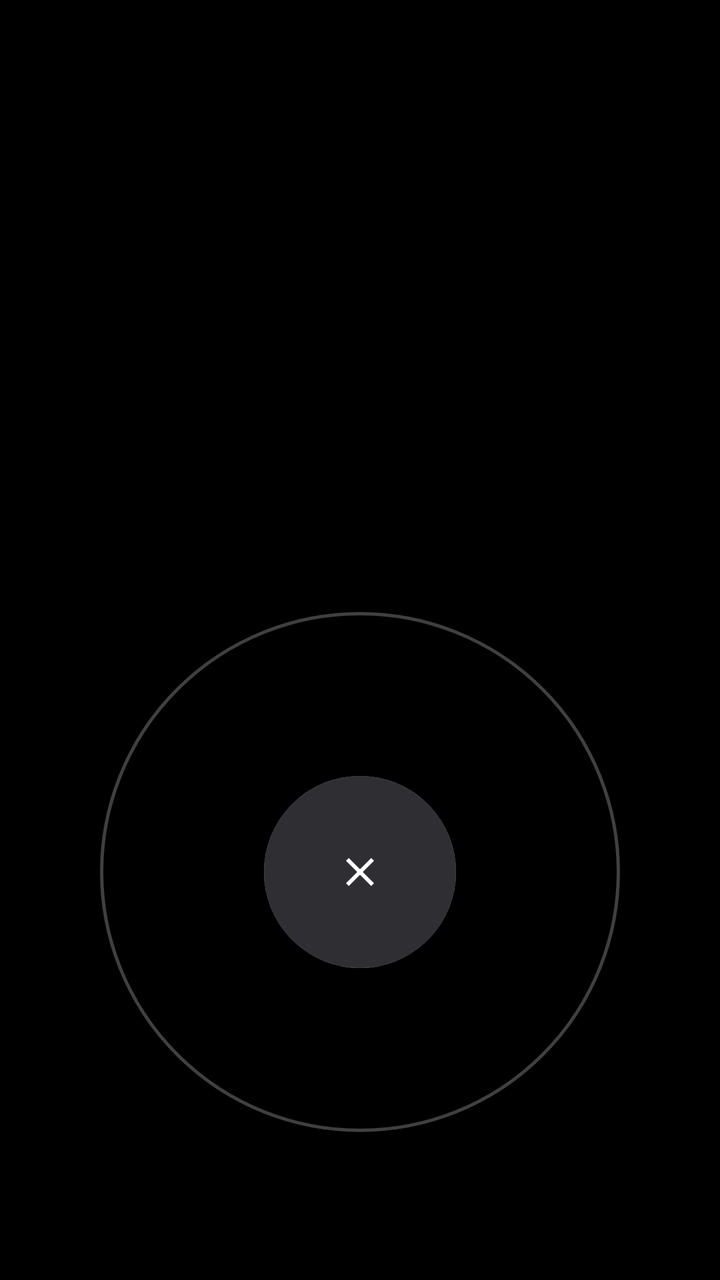
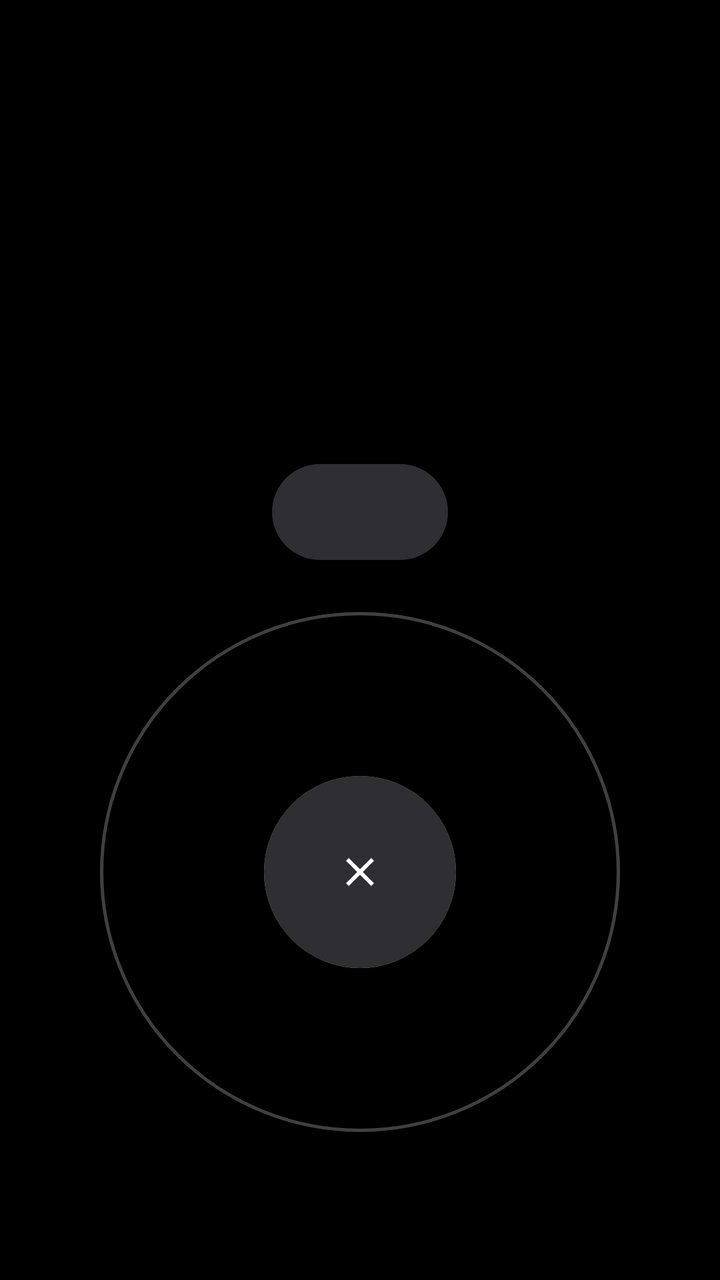

An Android layout rendered at two revisions. The XML below is the earlier revision; the diff shows what the commit changed to produce the second picture.
<!-- AndroidManifest.xml: activity theme Theme.Sveglia.Ringing -->
<!-- res/layout/activity_ringing.xml -->
<?xml version="1.0" encoding="utf-8"?>
<FrameLayout xmlns:android="http://schemas.android.com/apk/res/android"
    xmlns:app="http://schemas.android.com/apk/res-auto"
    android:layout_width="match_parent"
    android:layout_height="match_parent"
    android:fitsSystemWindows="true">

    <LinearLayout
        android:layout_width="match_parent"
        android:layout_height="wrap_content"
        android:layout_marginTop="96dp"
        android:gravity="center_horizontal"
        android:orientation="vertical"
        android:paddingHorizontal="24dp">

        <TextView
            android:id="@+id/ringing_label"
            android:layout_width="wrap_content"
            android:layout_height="wrap_content"
            android:ellipsize="end"
            android:maxLines="1"
            android:textAppearance="?attr/textAppearanceTitleLarge"
            android:textColor="#E6FFFFFF" />

        <TextView
            android:id="@+id/ringing_time"
            android:layout_width="wrap_content"
            android:layout_height="wrap_content"
            android:layout_marginTop="4dp"
            android:includeFontPadding="false"
            android:textAppearance="@style/TextAppearance.Wakey.Hero"
            android:textColor="@android:color/white" />

        <TextView
            android:id="@+id/ringing_date"
            android:layout_width="wrap_content"
            android:layout_height="wrap_content"
            android:layout_marginTop="8dp"
            android:textAppearance="?attr/textAppearanceTitleMedium"
            android:textColor="#99FFFFFF" />

    </LinearLayout>

    <FrameLayout
        android:layout_width="280dp"
        android:layout_height="280dp"
        android:layout_gravity="bottom|center_horizontal"
        android:layout_marginBottom="64dp"
        android:clipChildren="false">

        <View
            android:id="@+id/dismiss_track"
            android:layout_width="260dp"
            android:layout_height="260dp"
            android:layout_gravity="center"
            android:background="@drawable/bg_dismiss_track" />

        <View
            android:id="@+id/dismiss_fill"
            android:layout_width="96dp"
            android:layout_height="96dp"
            android:layout_gravity="center"
            android:background="@drawable/bg_dismiss_fill" />

        <View
            android:id="@+id/dismiss_pulse"
            android:layout_width="96dp"
            android:layout_height="96dp"
            android:layout_gravity="center"
            android:background="@drawable/bg_dismiss_pulse" />

        <ImageView
            android:id="@+id/dismiss_handle"
            android:layout_width="96dp"
            android:layout_height="96dp"
            android:layout_gravity="center"
            android:background="@drawable/bg_dismiss_button"
            android:contentDescription="@string/dismiss_hint"
            android:scaleType="center"
            android:src="@drawable/ic_close"
            app:tint="@android:color/white" />

    </FrameLayout>
</FrameLayout>
<!-- resources referenced by this layout -->
<resources>
  <!-- drawable bg_dismiss_button (drawable) -->
  <?xml version="1.0" encoding="utf-8"?>
  <shape xmlns:android="http://schemas.android.com/apk/res/android"
      android:shape="oval">
      <solid android:color="#FF2F2F33" />
  </shape>
  <!-- drawable bg_dismiss_fill (drawable) -->
  <?xml version="1.0" encoding="utf-8"?>
  <shape xmlns:android="http://schemas.android.com/apk/res/android"
      android:shape="oval">
      <solid android:color="#1FFFFFFF" />
  </shape>
  <!-- drawable bg_dismiss_pulse (drawable) -->
  <?xml version="1.0" encoding="utf-8"?>
  <shape xmlns:android="http://schemas.android.com/apk/res/android"
      android:shape="oval">
      <stroke
          android:width="2dp"
          android:color="#80FFFFFF" />
  </shape>
  <!-- drawable bg_dismiss_track (drawable) -->
  <?xml version="1.0" encoding="utf-8"?>
  <shape xmlns:android="http://schemas.android.com/apk/res/android"
      android:shape="oval">
      <stroke
          android:width="1.5dp"
          android:color="#40FFFFFF" />
  </shape>
  <!-- drawable ic_close (drawable) -->
  <vector xmlns:android="http://schemas.android.com/apk/res/android"
      android:width="24dp"
      android:height="24dp"
      android:tint="?attr/colorControlNormal"
      android:viewportWidth="24"
      android:viewportHeight="24">
      <path
          android:fillColor="@android:color/white"
          android:pathData="M19,6.41L17.59,5 12,10.59 6.41,5 5,6.41 10.59,12 5,17.59 6.41,19 12,13.41 17.59,19 19,17.59 13.41,12z" />
  </vector>
  <string name="dismiss_hint">Trascina la X fuori dal cerchio per spegnere la sveglia</string>
  <style name="TextAppearance.Wakey.Hero" parent="TextAppearance.Material3.DisplayLarge">
          <item name="android:fontFamily">sans-serif-light</item>
          <item name="android:textSize">96sp</item>
      </style>
  <style name="Theme.Sveglia.Ringing">
          <item name="android:windowBackground">@android:color/black</item>
          <item name="android:windowLightStatusBar">false</item>
          <item name="android:windowLightNavigationBar" tools:targetApi="27">false</item>
      </style>
</resources>

<!-- the commit's change to res/layout/activity_ringing.xml (unified diff, before → after) -->
@@ -41,6 +41,20 @@
 
     </LinearLayout>
 
+    
+    <com.google.android.material.button.MaterialButton
+        android:id="@+id/button_snooze"
+        style="?attr/materialButtonTonalStyle"
+        android:layout_width="wrap_content"
+        android:layout_height="56dp"
+        android:layout_gravity="bottom|center_horizontal"
+        android:layout_marginBottom="356dp"
+        android:paddingHorizontal="28dp"
+        android:textAppearance="?attr/textAppearanceTitleMedium"
+        android:textColor="@android:color/white"
+        app:backgroundTint="#FF2F2F33"
+        app:cornerRadius="28dp" />
+
     <FrameLayout
         android:layout_width="280dp"
         android:layout_height="280dp"
